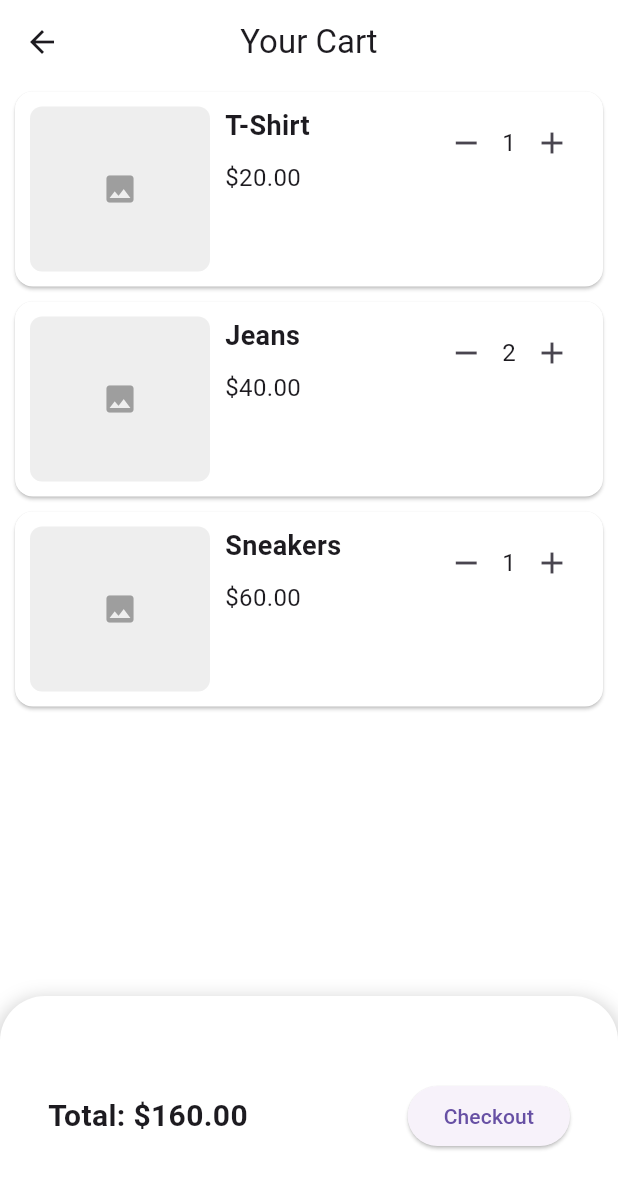
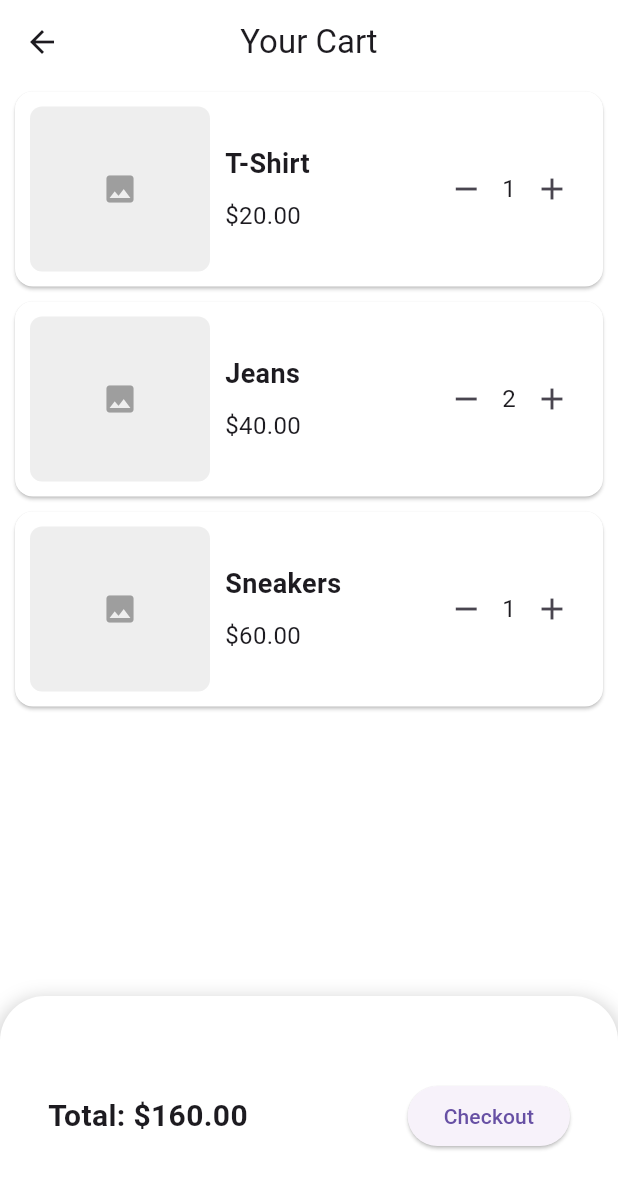
Before and after one commit to hadishamoun1/vesti-app, a Flutter app: the CartScreen screen opened directly, on a phone screen of 412 x 824 dp. Shown: the top 1189 px of the screen. Run offline on Flutter 3.47's test engine with Material 3 defaults, Android fonts, the phone set to English and light mode, and no system bars; our stand-ins replace geolocator, image_picker, jwt_decoder, permission_handler, shared_preferences; missing offline and left inert: flutter_background_geolocation; accounts and stored records are empty.

Commit message:
Centered the text with icons vertically

```diff
--- a/lib/screens/Cart.dart
+++ b/lib/screens/Cart.dart
@@ -56,7 +56,8 @@ class _CartScreenState extends State<CartScreen> {
                   child: Padding(
                     padding: const EdgeInsets.all(10.0),
                     child: Row(
-                      crossAxisAlignment: CrossAxisAlignment.start,
+                      crossAxisAlignment:
+                          CrossAxisAlignment.center,
                       children: [
                         // Image container
                         Container(
@@ -69,9 +70,10 @@ class _CartScreenState extends State<CartScreen> {
                           child: Icon(Icons.image, color: Colors.grey),
                         ),
                         SizedBox(width: 10),
-                        // Item details
+                        // Item details and quantity controls centered vertically
                         Expanded(
                           child: Column(
+                            mainAxisAlignment: MainAxisAlignment.center,
                             crossAxisAlignment: CrossAxisAlignment.start,
                             children: [
                               Text(
@@ -84,14 +86,17 @@ class _CartScreenState extends State<CartScreen> {
                                 '\$${cartItems[index].price.toStringAsFixed(2)}',
                                 style: TextStyle(fontSize: 16),
                               ),
-                              SizedBox(height: 10),
                             ],
                           ),
                         ),
-                        // Quantity controls aligned to the right
+                        // Quantity controls aligned and centered vertically
                         Align(
                           alignment: Alignment.centerRight,
-                          child: Row(
+                          child: Column(
+                            mainAxisAlignment:
+                                MainAxisAlignment.center,
+                            children: [
+                              Row(
                                 mainAxisAlignment: MainAxisAlignment.end,
                                 children: [
                                   IconButton(
@@ -105,6 +110,8 @@ class _CartScreenState extends State<CartScreen> {
                                   IconButton(
                                     icon: Icon(Icons.add),
                                     onPressed: () => _incrementQuantity(index),
+                                  ),
+                                ],
                               ),
                             ],
                           ),
```
Lines whose indentation alone changed are shown as unchanged.
